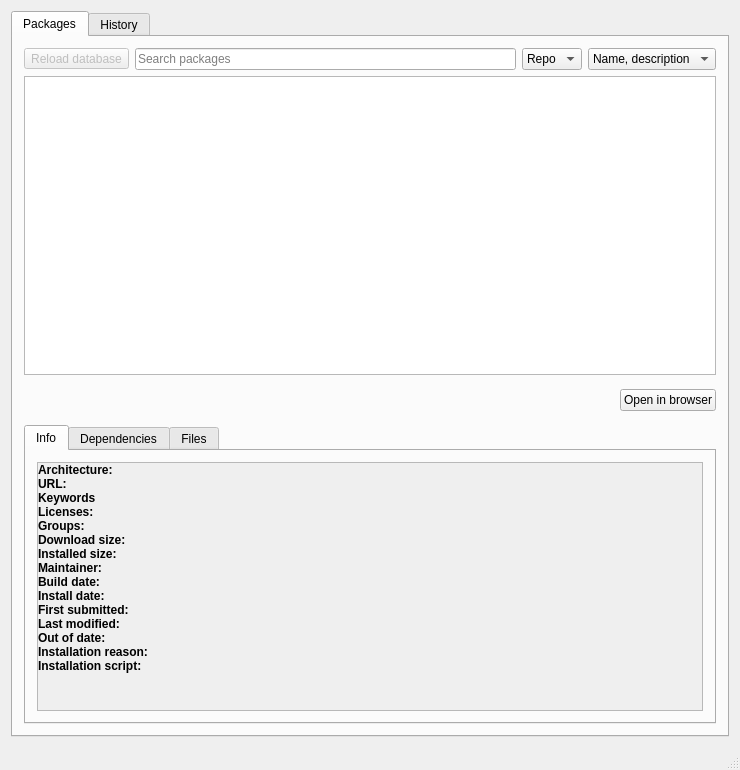
Old version of the form src/mainwindow.ui in the repository Shatur/orson.
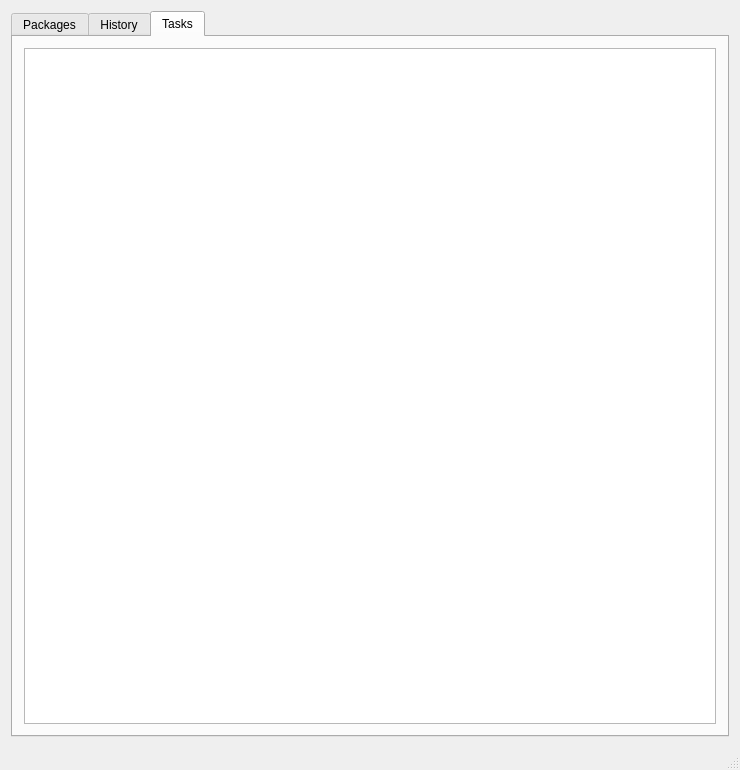
New version of the form. The open tabs and pages were chosen to show the change. Icons and pictures are not drawn. Custom widgets are drawn as their Qt base class.

Commit message: Implement tasks model

The edit to the form file:
```diff
--- a/src/mainwindow.ui
+++ b/src/mainwindow.ui
@@ -940,6 +940,20 @@
         </item>
        </layout>
       </widget>
+      <widget class="QWidget" name="tasksWidget">
+       <attribute name="title">
+        <string>Tasks</string>
+       </attribute>
+       <layout class="QVBoxLayout" name="verticalLayout_5">
+        <item>
+         <widget class="TasksView" name="tasksView">
+          <property name="headerHidden">
+           <bool>true</bool>
+          </property>
+         </widget>
+        </item>
+       </layout>
+      </widget>
      </widget>
     </item>
    </layout>
@@ -958,6 +972,11 @@
    <extends>QTreeView</extends>
    <header>src/packages-view/packagesview.h</header>
   </customwidget>
+  <customwidget>
+   <class>TasksView</class>
+   <extends>QTreeView</extends>
+   <header>src/tasks-view/tasksview.h</header>
+  </customwidget>
  </customwidgets>
  <tabstops>
   <tabstop>searchPackagesEdit</tabstop>
```
Left out of the diff: 3 changed lines with no effect on the pictures. The commit also changes 8 other files.
